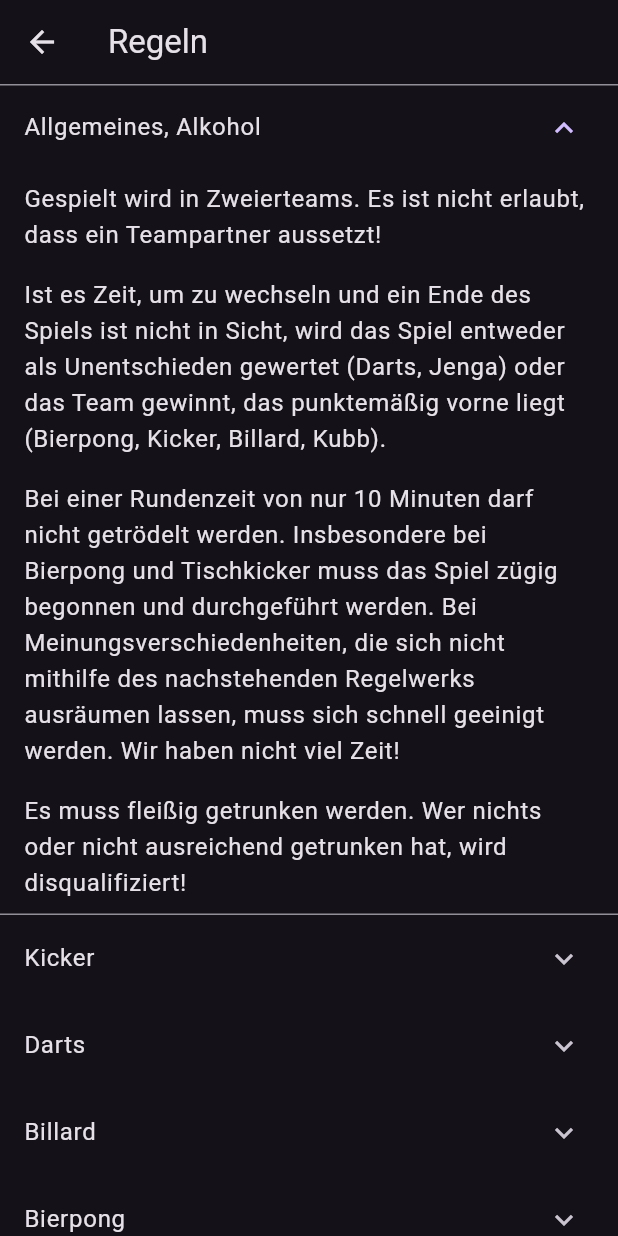
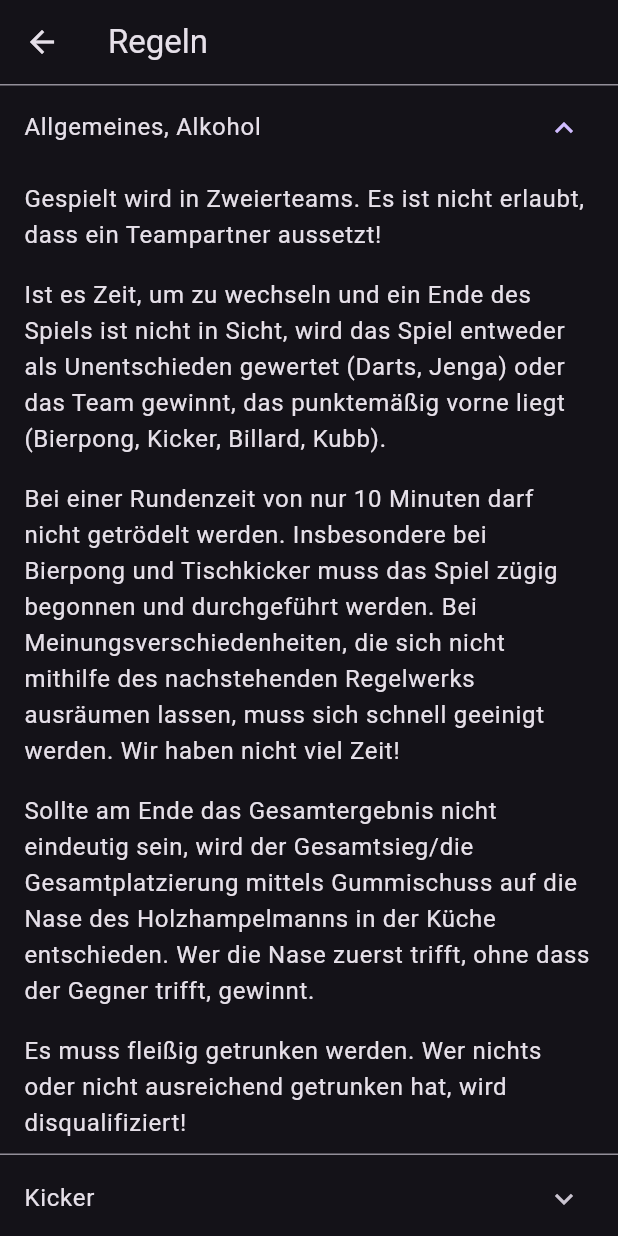
Before and after one commit to PhoenixFlyy/MiniOlympiade, a Flutter app: the MainMenu screen opened directly, after a tap on "Allgemeines, Alkohol", on a phone screen of 412 x 824 dp. Run offline on Flutter 3.47's test engine with Material 2 defaults, Android fonts, the phone set to English and light mode, and no system bars; our stand-ins replace audioplayers, firebase_core, firebase_database, shared_preferences; accounts and stored records are empty.

Commit message:
Regeländerung

```diff
--- a/winter_olympiade/lib/MainMenu.dart
+++ b/winter_olympiade/lib/MainMenu.dart
@@ -115,7 +115,7 @@ class _MainMenuState extends State<MainMenu> {
   @override
   void initState() {
     super.initState();
-    print(getPointsForDiscipline([5.0, 1.0, 0.5, 0.0, 0.0, 1.0]));
+    print(getPointsForDiscipline([1.0, 4.0, 0.5, 3.0, 2.5, 1.0]));
     _loadSelectedTeam();
     _setUpTimer();
     _activateDatabaseTimeListener();
--- a/winter_olympiade/lib/Regeln.dart
+++ b/winter_olympiade/lib/Regeln.dart
@@ -12,6 +12,7 @@ final List<GameRule> gameRules = [
     'Gespielt wird in Zweierteams. Es ist nicht erlaubt, dass ein Teampartner aussetzt!',
     'Ist es Zeit, um zu wechseln und ein Ende des Spiels ist nicht in Sicht, wird das Spiel entweder als Unentschieden gewertet (Darts, Jenga) oder das Team gewinnt, das punktemäßig vorne liegt (Bierpong, Kicker, Billard, Kubb).',
     'Bei einer Rundenzeit von nur 10 Minuten darf nicht getrödelt werden. Insbesondere bei Bierpong und Tischkicker muss das Spiel zügig begonnen und durchgeführt werden. Bei Meinungsverschiedenheiten, die sich nicht mithilfe des nachstehenden Regelwerks ausräumen lassen, muss sich schnell geeinigt werden. Wir haben nicht viel Zeit!',
+    'Sollte am Ende das Gesamtergebnis nicht eindeutig sein, wird der Gesamtsieg/die Gesamtplatzierung mittels Gummischuss auf die Nase des Holzhampelmanns in der Küche entschieden. Wer die Nase zuerst trifft, ohne dass der Gegner trifft, gewinnt.',
     'Es muss fleißig getrunken werden. Wer nichts oder nicht ausreichend getrunken hat, wird disqualifiziert!',
   ]),
   GameRule('Kicker', [
```
